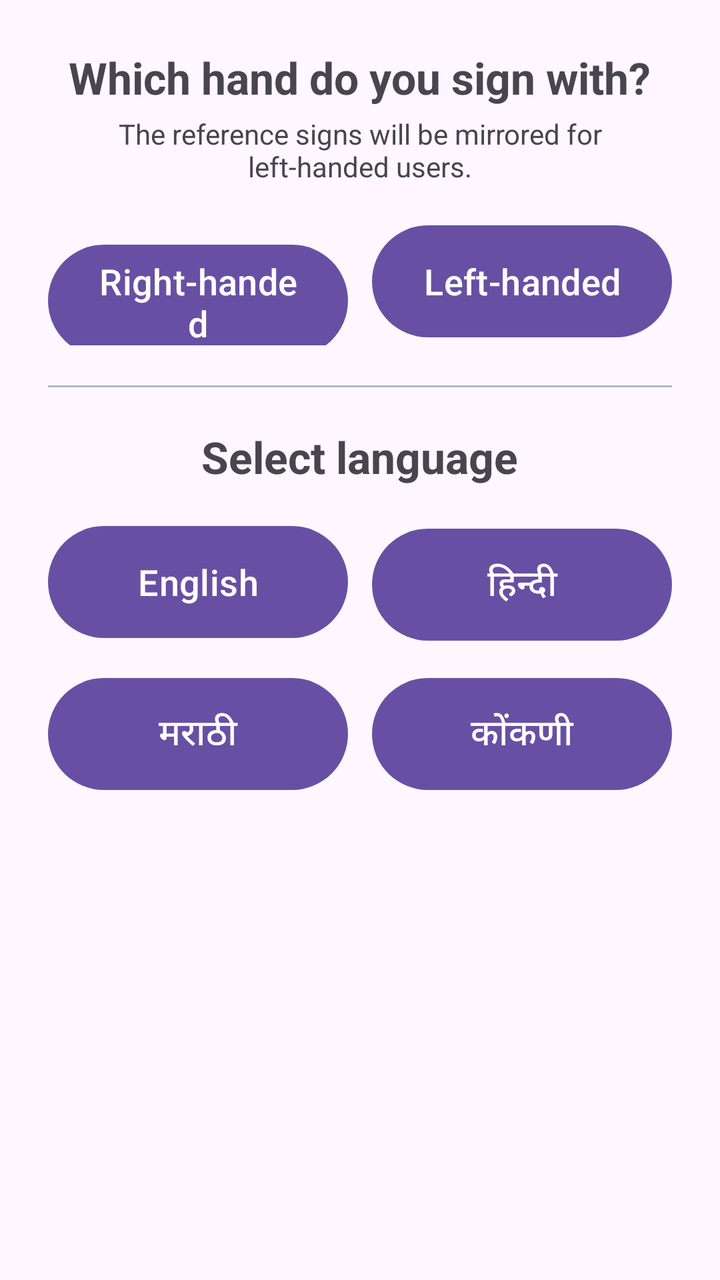
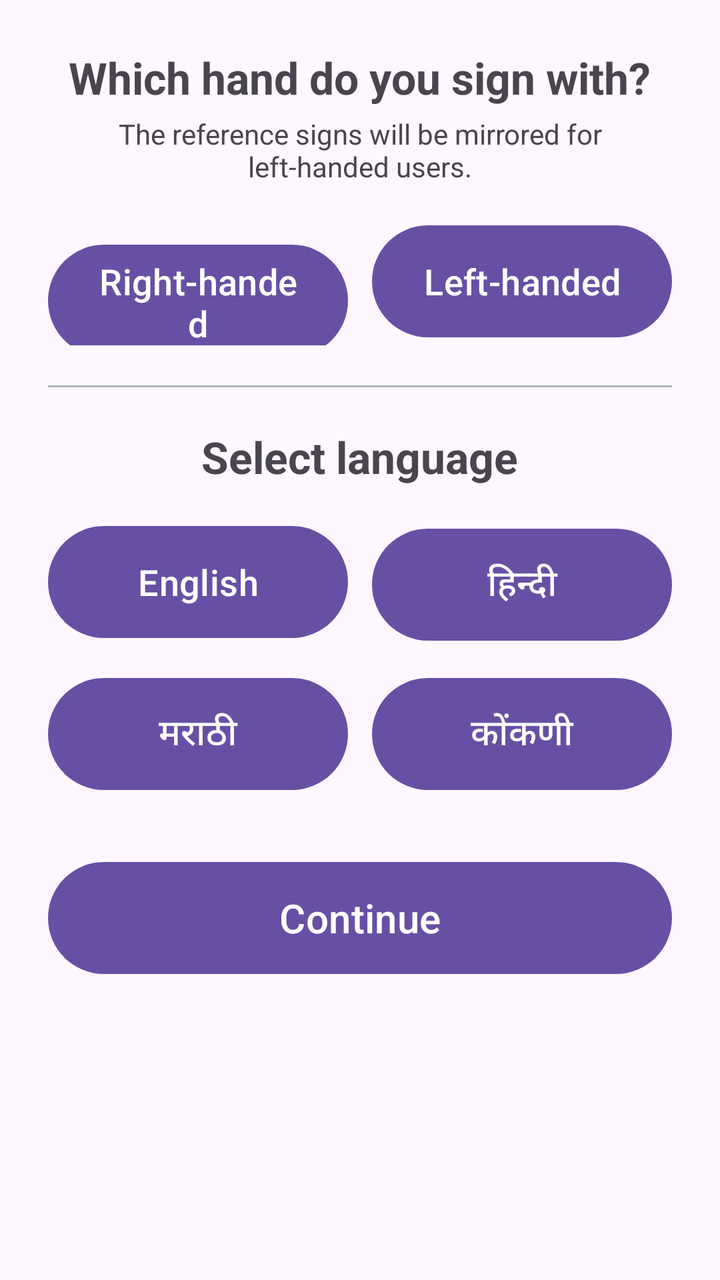

Compare the two renders of this Android layout. The source of the first and the diff that turns it into the second are given below.
<!-- AndroidManifest.xml: application theme Theme.ISLTeachingApp -->
<!-- res/layout/activity_hand_select.xml -->
<?xml version="1.0" encoding="utf-8"?>
<ScrollView xmlns:android="http://schemas.android.com/apk/res/android"
    android:layout_width="match_parent"
    android:layout_height="match_parent"
    android:fillViewport="true"
    android:fitsSystemWindows="true">

    <LinearLayout
        android:layout_width="match_parent"
        android:layout_height="wrap_content"
        android:gravity="center_horizontal"
        android:orientation="vertical"
        android:padding="24dp">

        
        <TextView
            android:layout_width="wrap_content"
            android:layout_height="wrap_content"
            android:text="@string/which_hand_question"
            android:textSize="22sp"
            android:textStyle="bold" />

        <TextView
            android:layout_width="wrap_content"
            android:layout_height="wrap_content"
            android:layout_marginTop="4dp"
            android:gravity="center"
            android:text="@string/hand_select_note"
            android:textSize="14sp" />

        <LinearLayout
            android:layout_width="match_parent"
            android:layout_height="wrap_content"
            android:layout_marginTop="16dp"
            android:orientation="horizontal">

            <Button
                android:id="@+id/btnRight"
                android:layout_width="0dp"
                android:layout_height="64dp"
                android:layout_marginEnd="6dp"
                android:layout_weight="1"
                android:text="@string/right_handed"
                android:textSize="18sp" />

            <Button
                android:id="@+id/btnLeft"
                android:layout_width="0dp"
                android:layout_height="64dp"
                android:layout_marginStart="6dp"
                android:layout_weight="1"
                android:text="@string/left_handed"
                android:textSize="18sp" />
        </LinearLayout>

        <View
            android:layout_width="match_parent"
            android:layout_height="1dp"
            android:layout_marginTop="20dp"
            android:layout_marginBottom="20dp"
            android:background="@color/muted" />

        
        <TextView
            android:id="@+id/tvLanguageTitle"
            android:layout_width="wrap_content"
            android:layout_height="wrap_content"
            android:text="@string/select_language"
            android:textSize="22sp"
            android:textStyle="bold" />

        
        <LinearLayout
            android:layout_width="match_parent"
            android:layout_height="wrap_content"
            android:layout_marginTop="16dp"
            android:orientation="horizontal">

            <Button
                android:id="@+id/btnLangEnglish"
                android:layout_width="0dp"
                android:layout_height="64dp"
                android:layout_marginEnd="6dp"
                android:layout_weight="1"
                android:text="English"
                android:textSize="18sp" />

            <Button
                android:id="@+id/btnLangHindi"
                android:layout_width="0dp"
                android:layout_height="64dp"
                android:layout_marginStart="6dp"
                android:layout_weight="1"
                android:text="हिन्दी"
                android:textSize="18sp" />
        </LinearLayout>

        
        <LinearLayout
            android:layout_width="match_parent"
            android:layout_height="wrap_content"
            android:layout_marginTop="12dp"
            android:orientation="horizontal">

            <Button
                android:id="@+id/btnLangMarathi"
                android:layout_width="0dp"
                android:layout_height="64dp"
                android:layout_marginEnd="6dp"
                android:layout_weight="1"
                android:text="मराठी"
                android:textSize="18sp" />

            <Button
                android:id="@+id/btnLangKonkani"
                android:layout_width="0dp"
                android:layout_height="64dp"
                android:layout_marginStart="6dp"
                android:layout_weight="1"
                android:text="कोंकणी"
                android:textSize="18sp" />
        </LinearLayout>

    </LinearLayout>
</ScrollView>
<!-- resources referenced by this layout -->
<resources>
  <color name="muted">#FFB0B8C0</color>
  <string name="hand_select_note">The reference signs will be mirrored for left-handed users.</string>
  <string name="left_handed">Left-handed</string>
  <string name="right_handed">Right-handed</string>
  <string name="select_language">Select language</string>
  <string name="which_hand_question">Which hand do you sign with?</string>
  <style name="Theme.ISLTeachingApp" parent="Theme.Material3.DayNight.NoActionBar" />
</resources>

<!-- the commit's change to res/layout/activity_hand_select.xml (unified diff, before → after) -->
@@ -121,5 +121,15 @@
                 android:textSize="18sp" />
         </LinearLayout>
 
+        
+        <Button
+            android:id="@+id/btnContinue"
+            android:layout_width="match_parent"
+            android:layout_height="64dp"
+            android:layout_marginTop="28dp"
+            android:text="@string/continue_action"
+            android:textSize="20sp" />
+
     </LinearLayout>
+
 </ScrollView>
<!-- resource entries referenced after the edit -->
@@ -1,6 +1,7 @@
 <!-- resources referenced by this layout -->
 <resources>
   <color name="muted">#FFB0B8C0</color>
+  <string name="continue_action">Continue</string>
   <string name="hand_select_note">The reference signs will be mirrored for left-handed users.</string>
   <string name="left_handed">Left-handed</string>
   <string name="right_handed">Right-handed</string>
